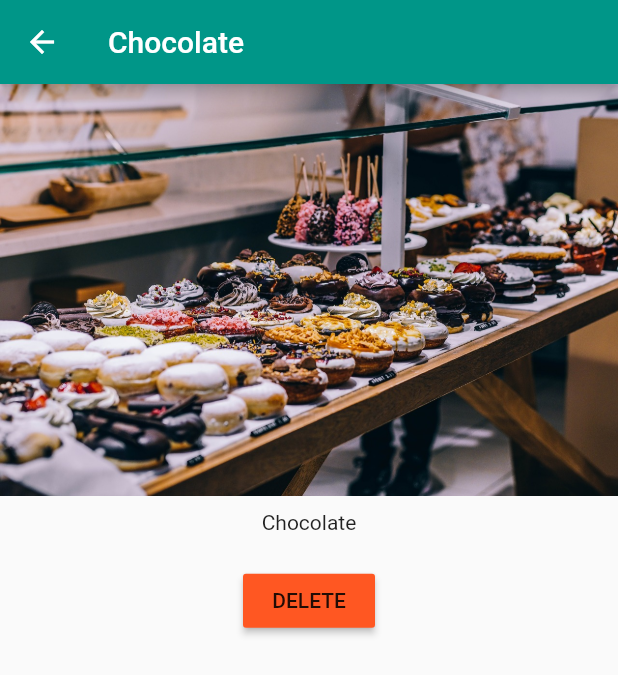
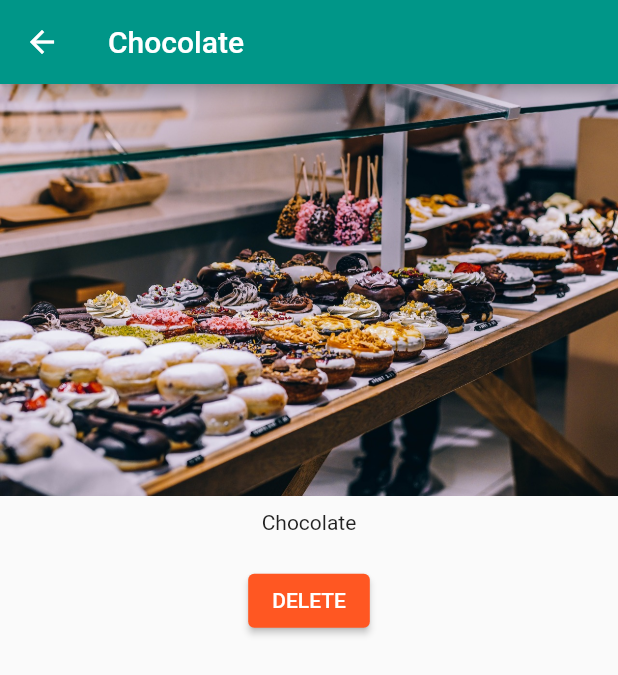
Before and after one commit to anthony2v/EasyList, a Flutter app: the AuthPage screen opened directly, after a tap on "LOGIN", after a tap on "Add Product", after a tap on "Details", on a phone screen of 412 x 824 dp. Shown: the top 675 px of the screen. Run offline on Flutter 3.47's test engine with Material 2 defaults, Android fonts, the phone set to English and light mode, and no system bars.

Commit message:
Debugging for out of range error

```diff
--- a/lib/main.dart
+++ b/lib/main.dart
@@ -58,6 +58,7 @@ class _MyAppState extends State<MyApp> {
         }
         if (pathElements[1] == 'product') {
           final int index = int.parse(pathElements[2]);
+          print('[Main] build(): index: ');
           print(index);
           return MaterialPageRoute<bool>(
             builder: (BuildContext context) => ProductPage(
--- a/lib/pages/product.dart
+++ b/lib/pages/product.dart
@@ -28,8 +28,11 @@ class ProductPage extends StatelessWidget {
             ),
             Container(
               padding: EdgeInsets.all(10.0),
-              child: RaisedButton(
-                color: Theme.of(context).accentColor,
+              child: ElevatedButton(
+                style: ButtonStyle(
+                  backgroundColor: MaterialStateProperty.all<Color>(
+                      Theme.of(context).accentColor),
+                ),
                 child: Text('DELETE'),
                 onPressed: () => {Navigator.pop(context, true)},
               ),
--- a/lib/product_control.dart
+++ b/lib/product_control.dart
@@ -7,8 +7,11 @@ class ProductControl extends StatelessWidget {
 
   @override
   Widget build(BuildContext context) {
-    return RaisedButton(
-      color: Theme.of(context).primaryColor,
+    return ElevatedButton(
+      style: ButtonStyle(
+        backgroundColor:
+            MaterialStateProperty.all<Color>(Theme.of(context).primaryColor),
+      ),
       onPressed: () {
         addProduct({'title': 'Chocolate', 'image': 'assets/food.jpg'});
       },
--- a/lib/products.dart
+++ b/lib/products.dart
@@ -35,6 +35,7 @@ class Products extends StatelessWidget {
   }
 
   Widget _buildProductList() {
+    print('[Products Widget] _buildProductList()');
     Widget productCards;
     if (products.length > 0) {
       productCards = ListView.builder(
```
